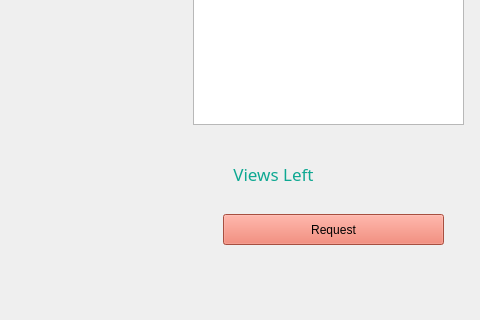
Above: peerprofile.ui from a-ewais/Image-sharing-app before the change; both pictures show x 477 to 957 and y 356 to 676 of the 957 by 676 pixel window. Below: the same form after it.
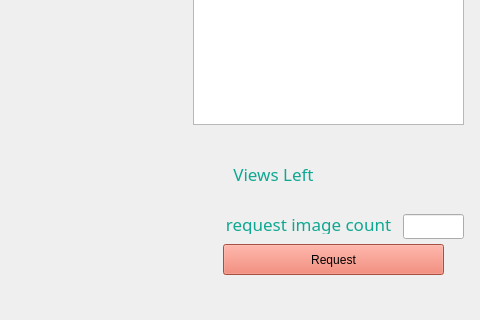
That is the form after the change.

The edit to the form file:
```diff
--- a/peerprofile.ui
+++ b/peerprofile.ui
@@ -140,7 +140,7 @@
    <property name="geometry">
     <rect>
      <x>700</x>
-     <y>570</y>
+     <y>600</y>
      <width>221</width>
      <height>31</height>
     </rect>
@@ -152,6 +152,41 @@
     <string>Request</string>
    </property>
   </widget>
+  <widget class="QLabel" name="label_4">
+   <property name="geometry">
+    <rect>
+     <x>700</x>
+     <y>570</y>
+     <width>171</width>
+     <height>20</height>
+    </rect>
+   </property>
+   <property name="font">
+    <font>
+     <family>Ubuntu Mono</family>
+     <pointsize>13</pointsize>
+    </font>
+   </property>
+   <property name="styleSheet">
+    <string notr="true">color: rgb(14, 168, 146);</string>
+   </property>
+   <property name="text">
+    <string>request image count</string>
+   </property>
+   <property name="alignment">
+    <set>Qt::AlignCenter</set>
+   </property>
+  </widget>
+  <widget class="QLineEdit" name="count">
+   <property name="geometry">
+    <rect>
+     <x>880</x>
+     <y>570</y>
+     <width>61</width>
+     <height>25</height>
+    </rect>
+   </property>
+  </widget>
  </widget>
  <resources/>
  <connections/>
```
